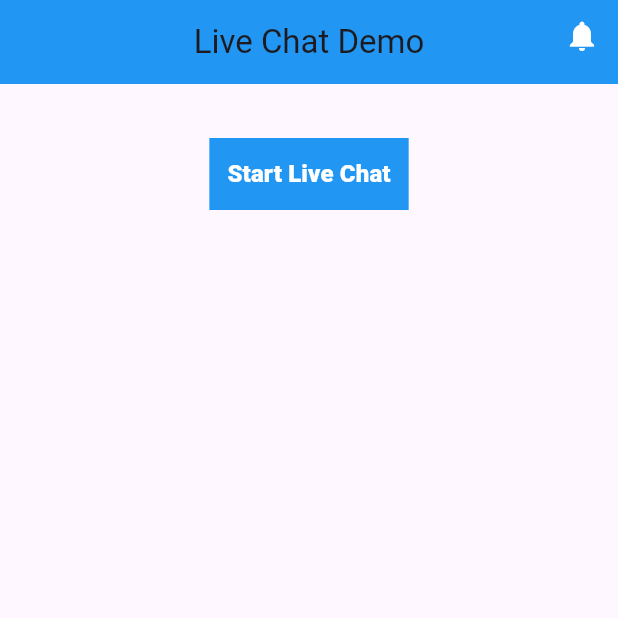
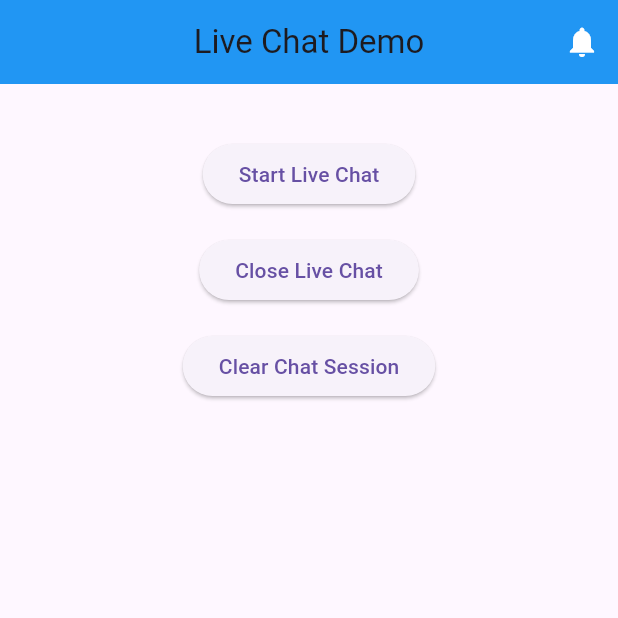
Before and after one commit to deriv-com/live-chat, a Flutter app: the screen it shows after launch, on a phone screen of 412 x 824 dp, the top half of it. Run offline on Flutter 3.47's test engine with Material 3 defaults, Android fonts, the phone set to English and light mode, and no system bars; our stand-ins replace js, plugin_platform_interface.

```diff
--- a/example/lib/main.dart
+++ b/example/lib/main.dart
@@ -27,6 +27,8 @@ class _AppState extends State<App> {
           break;
         case 'chatClose':
           _canGoBack = true;
+          break;
+        case 'ready':
           break;
 
         default:
@@ -59,6 +61,14 @@ class _AppState extends State<App> {
     );
 
     _canGoBack = false;
+  }
+
+  Future<void> closeChatView() async {
+    await LiveChat().closeChatView();
+  }
+
+  Future<void> clearChatView() async {
+    await LiveChat().clearChatView();
   }
 
   @override
@@ -94,31 +104,36 @@ class _AppState extends State<App> {
                           color: Colors.redAccent,
                         ),
                       )
-                    : Container()
+                    : const SizedBox.shrink()
               ]),
             ],
           ),
           body: Column(
             children: <Widget>[
               Padding(
-                padding: const EdgeInsets.fromLTRB(0, 36, 0, 0),
+                padding: const EdgeInsets.only(top: 36),
                 child: Center(
-                  child: Container(
-                    decoration: BoxDecoration(
-                      color: Colors.blue[500],
-                    ),
-                    child: TextButton(
-                      onPressed: openChatView,
-                      child: const Text(
-                        'Start Live Chat',
-                        overflow: TextOverflow.ellipsis,
-                        style: TextStyle(
-                          fontSize: 16,
-                          fontWeight: FontWeight.w800,
-                          color: Color(0xFFFFFFFF),
-                        ),
-                      ),
-                    ),
+                  child: ElevatedButton(
+                    onPressed: openChatView,
+                    child: const Text('Start Live Chat'),
+                  ),
+                ),
+              ),
+              Padding(
+                padding: const EdgeInsets.only(top: 16),
+                child: Center(
+                  child: ElevatedButton(
+                    onPressed: closeChatView,
+                    child: const Text('Close Live Chat'),
+                  ),
+                ),
+              ),
+              Padding(
+                padding: const EdgeInsets.only(top: 16),
+                child: Center(
+                  child: ElevatedButton(
+                    onPressed: clearChatView,
+                    child: const Text('Clear Chat Session'),
                   ),
                 ),
               )
--- a/pubspec.yaml
+++ b/pubspec.yaml
@@ -7,6 +7,7 @@ homepage: https://github.com/deriv-com/live-chat
 
 environment:
   sdk: '>=3.4.3 <4.0.0'
+  flutter: '>=3.3.0'
 
 dependencies:
   flutter:
@@ -14,6 +15,7 @@ dependencies:
   flutter_web_plugins:
     sdk: flutter
   web: ^1.0.0
+  js: ^0.7.1
   plugin_platform_interface: ^2.1.8
 
 dev_dependencies:
```
Also changed, not shown: lib/_internal/live_chat_web.dart (+20 -1 lines), lib/src/js/js_helper_web.dart (+8 -0 lines), lib/src/js/js_library.dart (+16 -2 lines), example/pubspec.lock, 2 other files.
